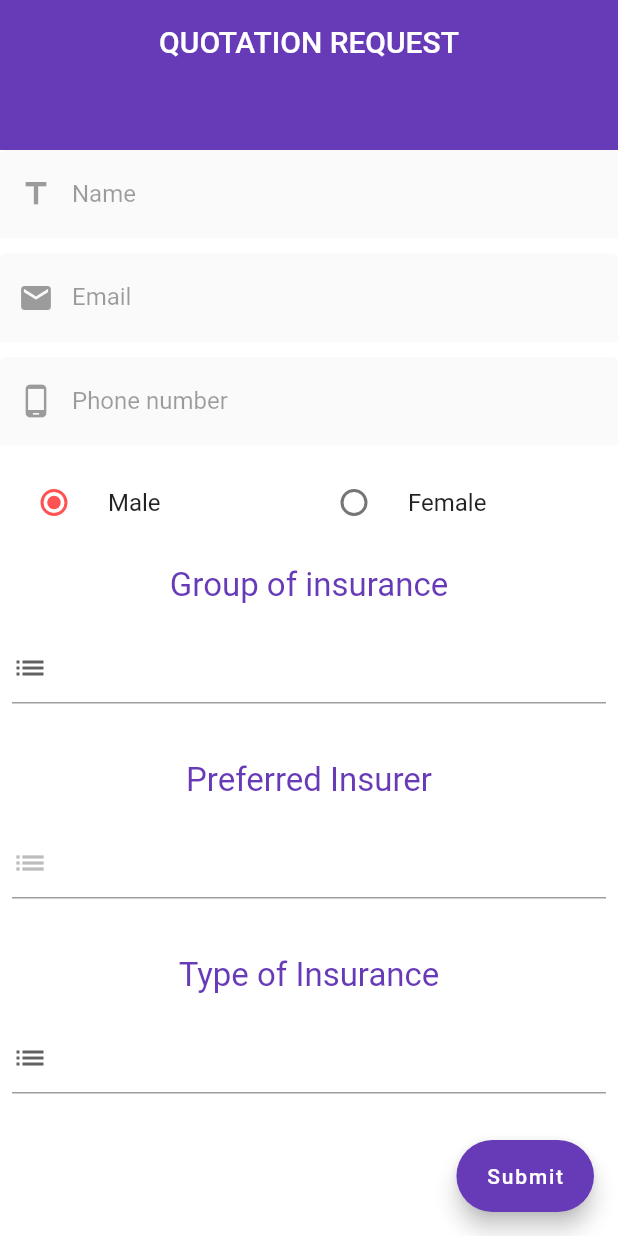
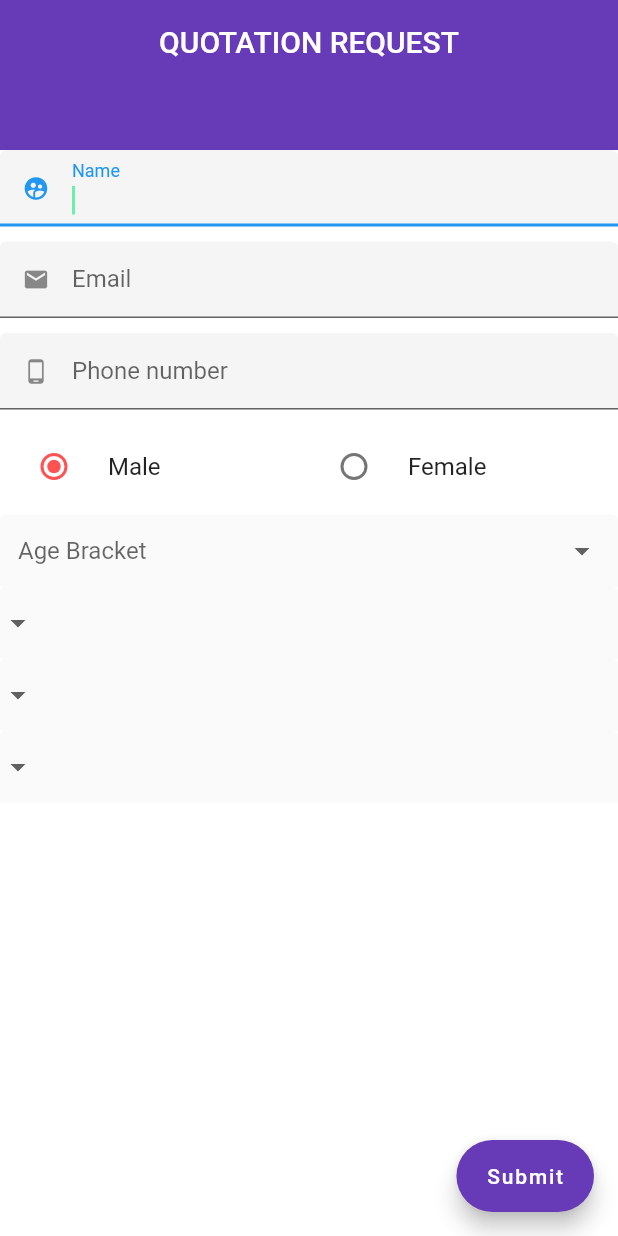
Before and after one commit to matovu-farid/insurance_app, a Flutter app: the screen it shows after launch, on a phone screen of 412 x 824 dp. Run offline on Flutter 3.47's test engine with Material 2 defaults, Android fonts, the phone set to English and light mode, and no system bars; missing offline and left inert: flutter_email_sender.

Commit message:
after the merge

```diff
--- a/lib/models/client.dart
+++ b/lib/models/client.dart
@@ -36,7 +36,7 @@ class ClientData {
 
   @override
   String toString() {
-    return "'Name : $_name \n Age Bracket : $_ageBracket \n Phone number : $_phoneNumber \n Gender $_gender \n Type of Insurance : $_typeOfInsurance"
+    return "'Name : $_name \n Age Bracket : $_ageBracket \n Email : $_emailAddress \n Phone number : $_phoneNumber \n Gender $_gender \n Type of Insurance : $_typeOfInsurance"
         "\n Category of Insurance : $_categoryOfInsurance \n Prefered Insurer : $_preffredInsurer' ";
   }
 
--- a/lib/models/emails_of_bosses.dart
+++ b/lib/models/emails_of_bosses.dart
@@ -1,12 +1,13 @@
-class EmailOfBosses{
+import 'package:flutter/material.dart';
+
+class EmailOfBosses {
 
 
-    static List<String> emailList= [
-      "michelleruth2003@gmail.com",
-      "mildredbecca04@gmail.com",
-      "matovu90@gmail.com"
-    ];
-
+  static List<String> emailList = [
+    "michelleruth2003@gmail.com",
+    "mildredbecca04@gmail.com",
+    "matovu90@gmail.com"
+  ];
 
 
 }
--- a/lib/models/signup_state.dart
+++ b/lib/models/signup_state.dart
@@ -92,8 +92,8 @@ class SignupModel extends Model {
           .toList();
 
 
-//  static List<String> get preffredListHelper =>
-//      PreferedInsurer().prefferedInsList;
+ static List<String> get preffredListHelper =>
+     PreferedInsurer().prefferedInsList;
 
 //  Type
 
@@ -136,10 +136,10 @@ class SignupModel extends Model {
         catList = catListHelper(categoryListHelper),
         item = categoryListHelper[0],
 
-//        //prefferred insurer
-//        preferredInsurerList = preffredListHelper,
-//        prefferedInsDropList = prefferedtHelper(preffredListHelper),
-//        preferredInsurerName = preffredListHelper[0],
+       //prefferred insurer
+       preferredInsurerList = preffredListHelper,
+       prefferedInsDropList = prefferedtHelper(preffredListHelper),
+       preferredInsurerName = preffredListHelper[0],
 
 //type of insurance
         insuranceTypeList = typeListHelper,
--- a/lib/screens/customWigets/customRow.dart
+++ b/lib/screens/customWigets/customRow.dart
@@ -1,4 +1,5 @@
 import 'dart:developer';
+
 
 import 'package:flutter/cupertino.dart';
 import 'package:flutter/material.dart';
@@ -6,18 +7,21 @@ import 'package:flutter/material.dart';
 class CustomRow extends StatelessWidget {
   final String title;
   final _controller = TextEditingController();
+  final TextInputType textInputType;
 
-  bool obscureText1 = false;
+  final bool obscureText1 ;
   final Icon icon;
   final String error;
   final String hint;
-
+  final FormFieldValidator validate;
   CustomRow(
       {@required this.title,
       this.obscureText1,
       this.icon,
-      this.error,
-      this.hint});
+       this.error,
+      this.hint,
+      this.validate,
+         this.textInputType});
 
   String get getText => _controller.text;
 
@@ -30,16 +34,32 @@ class CustomRow extends StatelessWidget {
         children: <Widget>[
           Expanded(
             child: TextFormField(
+              autofocus: true,
+              textInputAction: TextInputAction.done,
+              maxLines: 2,
+              minLines: 1,
+              enableSuggestions: true,
+              toolbarOptions: ToolbarOptions(copy: true,cut: true,paste: true,selectAll: true),
+              smartDashesType: SmartDashesType.enabled,
+              smartQuotesType: SmartQuotesType.enabled,
+              maxLengthEnforced: true,
+              cursorColor: Colors.greenAccent,
+
+
+
+              keyboardType: textInputType,
+
               autovalidate: true,
+
               decoration: InputDecoration(
-                errorStyle: TextStyle(color: Colors.green),
-                enabled: false,
+                errorStyle: TextStyle(color: Colors.green,decorationStyle: TextDecorationStyle.wavy),
+                enabled: true,
                 filled: true,
 
+                labelText: title,
+                hintText: hint,
+                isDense: true,
 
-                labelText: title,
-
-                hintText: hint,
 
                 prefixIcon: icon ??
                     SizedBox(
--- a/lib/screens/sign_up.dart
+++ b/lib/screens/sign_up.dart
@@ -1,4 +1,6 @@
 
+
+import 'dart:ui';
 
 import 'package:family/Bloc/bloc_code.dart';
 import 'package:family/Bloc/email_sender.dart';
@@ -7,49 +9,57 @@ import 'package:family/models/client.dart';
 import 'package:family/models/clientList.dart';
 import 'package:family/models/emails_of_bosses.dart';
 import 'package:family/models/insurance_category.dart';
+
 import 'package:family/models/preffered_insurer.dart';
 import 'package:family/models/signup_state.dart';
 import 'package:family/screens/customWigets/customRow.dart';
-import 'package:family/screens/customWigets/customText.dart';
+import 'package:family/screens/customWigets/customRow.dart';
+
 import 'package:flutter/cupertino.dart';
 import 'package:flutter/material.dart';
 import 'package:flutter_email_sender/flutter_email_sender.dart';
 import 'package:scoped_model/scoped_model.dart';
+import 'package:image/image.dart' as ImageClass;
 
+class Signup extends StatefulWidget {
 
-
-
-class Signup extends StatelessWidget {
-
-
-
-  Gender _gender = Gender.FEMALE;
-  Bloc bloc = Bloc();
-  ScrollController _controller =ScrollController();
-  addToScoll(ScrollContext context){
-
+  @override
+  _SignupState createState() => _SignupState();
 }
 
+class _SignupState extends State<Signup> {
+  Gender _gender = Gender.FEMALE;
 
+  Bloc bloc = Bloc();
 
+  ScrollController _controller = ScrollController();
 
-
+  addToScoll(ScrollContext context) {}
 
   GlobalKey<FormState> formKey = GlobalKey<FormState>();
 
-  //for widynamic widget
-  var widgetList =  <Widget>[];
-  //fields for client
+  String _item;
+
+  var widgetList = <Widget>[];
+
   String _name;
+
   String _emailAddress;
+
   String _phoneNumber;
+
   String _password;
+
   String _insuranceType;
+
   String _insuranceCategory;
+
   String _preferedInsurer;
+
   String _genderToString;
 
   String get password => _password;
+
   String _ageBracketString;
 
   String get getPassword => _password;
@@ -57,36 +67,82 @@ class Signup extends StatelessWidget {
   set setPassword(String value) {
     _password = value;
   }
+//---------------------------------------------------------------------------------------------------------
+//Custom Name Fields
 
-  CustomRow _namefields = CustomRow(title: "Name",obscureText1: false,icon: Icon(Icons.title),error: "Enter full name",);
-  CustomRow _passwordfields = CustomRow(title:"Password",obscureText1: true, );
-  CustomRow _emailfields = CustomRow(title:"Email",icon: Icon(Icons.mail),obscureText1: false,error: "Please email",);
-  CustomRow _phoneNumberlfields = CustomRow(title:"Phone number",icon:Icon(Icons.phone_android),obscureText1: false,error: "Enter phone number",);
+  CustomRow _namefields = CustomRow(
+    title: "Name",
+    obscureText1: false,
+    icon: Icon(Icons.supervised_user_circle),
+    error: "Enter full name",
+    validate:(value)=>value.isEmpty?"Enter full name":null,
+    textInputType: TextInputType.text,
+  );
+  //--------------------------------------------------------------------------------------------------------
 
-  addToListandSendEmail(){
-  ClientData client= ClientData(_name,_ageBracketString,_genderToString,_insuranceType,_emailAddress,_phoneNumber,_insuranceCategory,_preferedInsurer);
+  // CustomRow _passwordfields = CustomRow(
+  //   title: "Password",
+  //   obscureText1: true,
+  // );
+//--------------------------------------------------------------------------------------------------------
+//custom emailFields
+  CustomRow _emailfields = CustomRow(
+    textInputType: TextInputType.emailAddress,
+    title: "Email",
+    icon: Icon(Icons.mail),
+    obscureText1: false,
+    error: "Enter a valid email",
+    validate:(value)=>value.isEmpty?"Enter a valid email":null,
+
+
+  );
+  //---------------------------------------------------------------------------------------------------------
+//Custom phone number fields
+  CustomRow _phoneNumberlfields = CustomRow(
+    textInputType: TextInputType.number,
+    title: "Phone number",
+    icon: Icon(Icons.phone_android),
+    obscureText1: false,
+    error: "Enter phone number",
+    validate:(value)=>value.isEmpty?"Enter phone number":null,
+  );
+//-----------------------------------------------------------------------------------------------
+//Method to send an email
+  addToListandSendEmail() {
+    ClientData client = ClientData(
+        _name,
+        _ageBracketString,
+        _genderToString,
+        _insuranceType,
+        _emailAddress,
+        _phoneNumber,
+        _insuranceCategory,
+        _preferedInsurer);
     ClientList.clientList.add(client);
     CustomEmailSender(client).send();
+
   }
+  //-------------------------------------------------------------------------------------------------
+// Method to submit and validate form fields
+  submit(BuildContext context) {
+    FormState formstate= formKey.currentState;
+    formstate.validate();
+    formstate.save();
 
-  submit(BuildContext context) {
-    formKey.currentState.save();
 
     _name = _namefields.getText;
     _emailAddress = _emailfields.getText;
-    _password = _passwordfields.getText;
+    // _password = _passwordfields.getText;
     _phoneNumber = _phoneNumberlfields.getText;
 
 
-    if (_name.isEmpty ||
-        _phoneNumber.isEmpty ||
-        _emailAddress.isEmpty
-        ) ;
+
+    if (_name.isNotEmpty && _phoneNumber.isNotEmpty && _emailAddress.isEmpty){
       Navigator.of(context).pushNamed("/Login");
-    addToListandSendEmail();
+    addToListandSendEmail();}
 
   }
-
+  //-------------------------------------------------------------------------------------------------
 
   @override
   Widget build(BuildContext context) {
@@ -100,55 +156,29 @@ class Signup extends StatelessWidget {
           backgroundColor: Colors.deepPurple,
           label: Text("Submit"),
         ),
-
-        body: CustomScrollView(
-
-          slivers: [
+        body: CustomScrollView(slivers: [
           SliverAppBar(
-              flexibleSpace: SafeArea(child: SizedBox(height: 10,)),
+            flexibleSpace: SafeArea(
+                child: SizedBox(
+              height: 10,
+            )),
             centerTitle: true,
             pinned: true,
             primary: true,
             snap: true,
-
-
             backgroundColor: Colors.deepPurple,
             expandedHeight: 100,
             title: Center(child: Text("QUOTATION REQUEST")),
             floating: true,
-
           ),
-            SliverList(delegate: SliverChildListDelegate(
+          SliverList(
+            delegate: SliverChildListDelegate(
               [
                 _namefields,
                 SizedBox(
                   height: 10,
                 ),
-//                ScopedModelDescendant<SignupModel>(
-//                  builder:
-//                      (BuildContext context, Widget child, SignupModel model) {
-//                    return Row(
-//                      mainAxisAlignment: MainAxisAlignment.spaceBetween,
-//                      children: <Widget>[
-//
-//
-//                        Expanded(
-//                          child: DropdownButtonFormField<String>(
-//                            decoration: InputDecoration(prefixText: "Age Bracket    ",filled: true,enabled: false),
-//                            value: model.ageBracket,
-//                            items: model.ageDropBracket,
-//
-//                            onChanged: (item1) => model.onAgeChanged(item1),
-//                            onSaved: (ageBracketGot) =>
-//                            _ageBracketString = ageBracketGot,
-//                          ),
-//                        ),
-//                      ],
-//                    );
-//                  },
-
-//                ),
-              //-------------------------------------------------------------------------------------
+                //--------------------------------------------------------------------------------------------------
 
 //              SizedBox(
 //                height: 25,
@@ -209,7 +239,28 @@ class Signup extends StatelessWidget {
 
 //                ),
                 //-----------------------------------------------------------------------------------------------------------------------
-
+//TODO turn the stream from to a streamList of Images
+//                 StreamBuilder(
+//                   stream: Logo().streamOfImages(),
+//                   builder: (context, snapshot) {
+//                     return ListCombo<String>(
+//                       child: const Padding(
+//                         padding: EdgeInsets.all(16),
+//                         child: Text('Combo child'),
+//                       ),
+//                       getList: () async {
+//                         await Future.delayed(const Duration(milliseconds: 500));
+//
+//                         return ['Item1', 'Item2', 'Item3'];
+//                       },
+//                       itemBuilder: (context, parameters, item) =>
+//                           ListTile(title: Text(item)),
+//                       onItemTapped: (item) {},
+//                     );
+//                   },
+//                 ),
+                //---------------------------------------------------------------------------------------------
+                //----------------------------for the stream
                 // SizedBox(
                 //   height: 50,
                 //   child: StreamBuilder<String>(
@@ -228,7 +279,27 @@ class Signup extends StatelessWidget {
                 //   )
 
                 // ),
-                //----------------------------------------------------------------------------------------------------
+                //--------------------------------------------------------------------------------------------
+                // SizedBox(
+                //   height: 50,
+                //   child: StreamBuilder<Map<String,Image>>(
+                //     stream: Logo().streamOfImages(),
+                //     builder:  (context, snapshot) {
+
+                //       while(snapshot.connectionState==ConnectionState.active)
+                //       {widgetList.add(FlatButton(child: Text(snapshot.data.keys.first??"Waiting..."),onPressed: ()=>{},));
+                //         return  FlatButton(child: Text(snapshot.data.keys.first??"Waiting..."));}
+                //       return CustomScrollView(
+
+                //        slivers: [SliverToBoxAdapter(
+
+                //          child:Column(children:widgetList, ))]);
+                //     }
+                //   )
+
+                // ),
+                //--------------------------------------------------------------------------------------------
+                //email
 
                 // SizedBox(
                 //   height: 10,
@@ -237,10 +308,14 @@ class Signup extends StatelessWidget {
                 SizedBox(
                   height: 10,
                 ),
+                //----------------------------------------------------------------------------------------
+                //phone
                 _phoneNumberlfields,
                 SizedBox(
                   height: 10,
                 ),
+                //-------------------------------------------------------------------
+                //male radio button
                 Row(
                   children: <Widget>[
                     SizedBox(
@@ -258,6 +333,8 @@ class Signup extends StatelessWidget {
                             );
                           },
                         )),
+                    //-----------------------------------------------------------------------
+                    //radio button
                     Expanded(
                       child: SizedBox(
                           width: 200,
@@ -277,6 +354,26 @@ class Signup extends StatelessWidget {
                     ),
                   ],
                 ),
+                //----------------------------------------------------------------------------------------
+                // //data from fire store
+                // StreamBuilder<QuerySnapshot>(
+                //   stream: Firestore.instance.collection("preffered_insurer").snapshots(),
+                //   builder:(_,snapshot){
+                //     List<DropdownMenuItem> listofDropdownItems;
+                //     if(snapshot.hasData){
+                //      for(int i;i<snapshot.data.documents.length;i++){
+                //        DocumentSnapshot docSnapshot = snapshot.data.documents[i] ;
+                //        listofDropdownItems.add(DropdownMenuItem(
+                //          value:docSnapshot.documentID,
+                //          child: Text(docSnapshot.documentID),));
+
+                //      }
+
+                //     }
+                //     return DropdownButton(items: listofDropdownItems, onChanged: null,value: listofDropdownItems.first,);
+                //   }),
+                //----------------------------------------------------------------------------------------
+                //Form
                 ScopedModelDescendant<SignupModel>(
                   builder:
                       (BuildContext context, Widget child, SignupModel model) {
@@ -284,87 +381,99 @@ class Signup extends StatelessWidget {
                       key: formKey,
                       child: Column(
                         children: <Widget>[
-                          Padding(
-                            padding: const EdgeInsets.all(10.0),
-                            child: CustomText("Group of insurance"),
+                          //-----------------------------------------------------------------------------------------
+                          //Age
+                          Row(
+                            mainAxisAlignment: MainAxisAlignment.spaceBetween,
+                            children: <Widget>[
+                              Expanded(
+                                child: DropdownButtonFormField<String>(
+                                  decoration: InputDecoration(
+                                      hintText: "Age Bracket    ",
+                                      hintStyle: TextStyle(fontSize: 18),
+
+                                      filled: true,
+                                      enabled: false
+
                                   ),
 
-                          Padding(
-                            padding: const EdgeInsets.all(8.0),
-                            child: DropdownButtonFormField<String>(
+                                  items: model.ageDropBracket,
+                                  onChanged: (item1) =>
+                                      model.onAgeChanged(item1),
+                                  onSaved: (ageBracketGot) =>
+                                      _ageBracketString = ageBracketGot,
+                                ),
+                              ),
+                            ],
+                          ),
+
+                          //------------------------------------------------------------------------------------------
+                          //Category
+                          DropdownButtonFormField<String>(
+                            decoration: InputDecoration(
+                                hintText: "Insurance Category   ",
+                                hintStyle: TextStyle(fontSize: 18),
+                                filled: true,
+                                enabled: false),
                             icon: Row(
                               children: <Widget>[
-                                  Icon(Icons.list),
-                                  SizedBox(
-                                    width: 10,
-                                  )
+                                Icon(Icons.arrow_drop_down),
+
                               ],
                             ),
-                              value: model.item,
+
                             items: model.catList,
                             onChanged: (item1) => model.onChangedItem(item1),
-                              onSaved: (category) =>
-                              insuranceCategory = category,
+                            onSaved: (category) => insuranceCategory = category,
                           ),
+
+                          //-----------------------------------------------------------------------
+                          //prefferd insurer
+                          DropdownButtonFormField<String>(
+                            decoration: InputDecoration(
+                              hintText: "Prefered Insurer ",
+                              hintStyle: TextStyle(fontSize: 18),
+                              filled: true,
+                              enabled: false,
+
+
                             ),
-                          SizedBox(
-                            height: 20,
-                          ),
-                          Padding(
-                            padding: const EdgeInsets.all(10.0),
-                            child: CustomText("Preferred Insurer"),
-                          ),
-                          //prefferd insurer
-                          Padding(
-                            padding: const EdgeInsets.all(8.0),
-                            child: DropdownButtonFormField<String>(
-                              value: model.preferredInsurerName,
+
                             items: model.prefferedInsDropList,
                             onChanged: (item1) =>
                                 model.onPrefferdChanged(item1),
                             icon: Row(
                               children: <Widget>[
-                                  Icon(Icons.list),
-                                  SizedBox(
-                                    width: 10,
-                                  )
+                                Icon(Icons.arrow_drop_down),
+
                               ],
                             ),
                             onSaved: (prefedInsurer) {
                               _preferedInsurer = prefedInsurer;
-
                             },
                           ),
-                          ),
-                          SizedBox(
-                            height: 20,
-                          ),
-                          Padding(
-                            padding: const EdgeInsets.all(10.0),
-                            child: CustomText("Type of Insurance"),
-                          ),
+
+                          //-------------------------------------------------------
                           //type of insurance
-                          Padding(
-                            padding: const EdgeInsets.all(8.0),
-                            child: DropdownButtonFormField<String>(
-                              value: model.insuranceTypeName,
+                          DropdownButtonFormField<String>(
+                            decoration: InputDecoration(
+                                hintStyle: TextStyle(fontSize: 18),
+                              filled: true,
+                              enabled: false,
+                              hintText: "Type of Insurance"),
+
                             items: model.typDropList,
-                              onChanged: (item1) =>
-
-                                  model.onTypeChanged(item1),
+                            onChanged: (item1) => model.onTypeChanged(item1),
                             icon: Row(
                               children: <Widget>[
-                                  Icon(Icons.list),
-                                  SizedBox(
-                                    width: 10,
-                                  )
+                                Icon(Icons.arrow_drop_down),
+
                               ],
                             ),
                             onSaved: (type) {
                               _insuranceType = type;
                               _genderToString = model.getGender();
                             },
-                            ),
                           ),
                         ],
                       ),
@@ -375,16 +484,12 @@ class Signup extends StatelessWidget {
                   height: 100,
                 ),
               ],
-            ),)
-
-
-
-          ]
             ),
+          )
+        ]),
       ),
     );
   }
-
 
   set name(String value) {
     _name = value;
```
Also changed, not shown: lib/screens/starting_screen.dart (added), 1 other file. Lines whose indentation alone changed are shown as unchanged.
